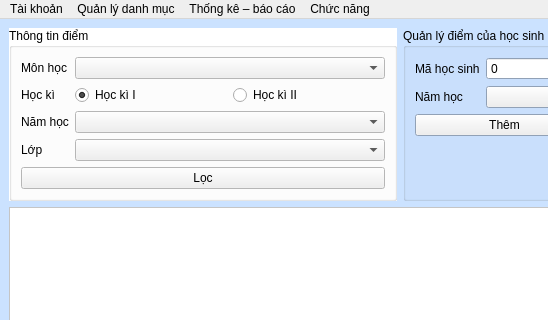
First picture: the form in HongGrader/quanlydiem.ui, repository vumari/HongGrader, before the edit; both pictures show x 0 to 548 and y 0 to 320 of the 800 by 618 pixel window.
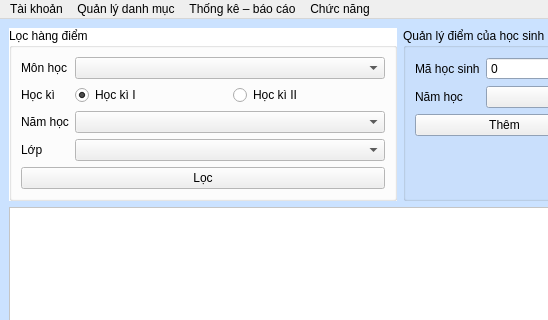
Second picture: the form after the edit.

```diff
--- a/HongGrader/quanlydiem.ui
+++ b/HongGrader/quanlydiem.ui
@@ -113,7 +113,7 @@
        <bool>true</bool>
       </property>
       <property name="title">
-       <string>Thông tin điểm</string>
+       <string>Lọc hàng điểm</string>
       </property>
       <layout class="QFormLayout" name="formLayout">
        <item row="0" column="0">
```
Left out of the diff: 8 changed lines with no effect on the pictures.
